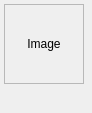
The window that ui/thumbimageframe.ui (athoune/Ema) describes before a commit, drawn with Qt 5.
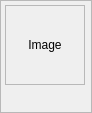
The same window after the commit. Custom widgets are drawn as their Qt base class.

Patch:
```diff
--- a/ui/thumbimageframe.ui
+++ b/ui/thumbimageframe.ui
@@ -19,9 +19,15 @@
   <property name="windowTitle">
    <string>Frame</string>
   </property>
+  <property name="frameShape">
+   <enum>QFrame::StyledPanel</enum>
+  </property>
+  <property name="frameShadow">
+   <enum>QFrame::Raised</enum>
+  </property>
   <layout class="QVBoxLayout" name="verticalLayout">
    <property name="spacing">
-    <number>4</number>
+    <number>2</number>
    </property>
    <property name="margin">
     <number>4</number>
```
